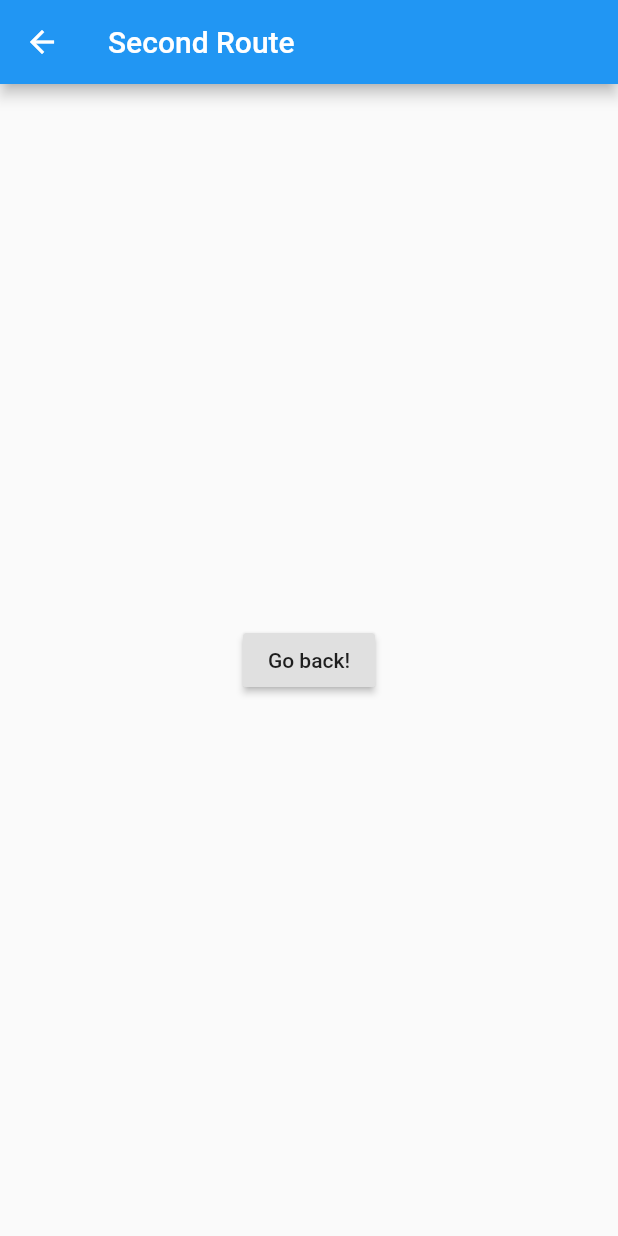
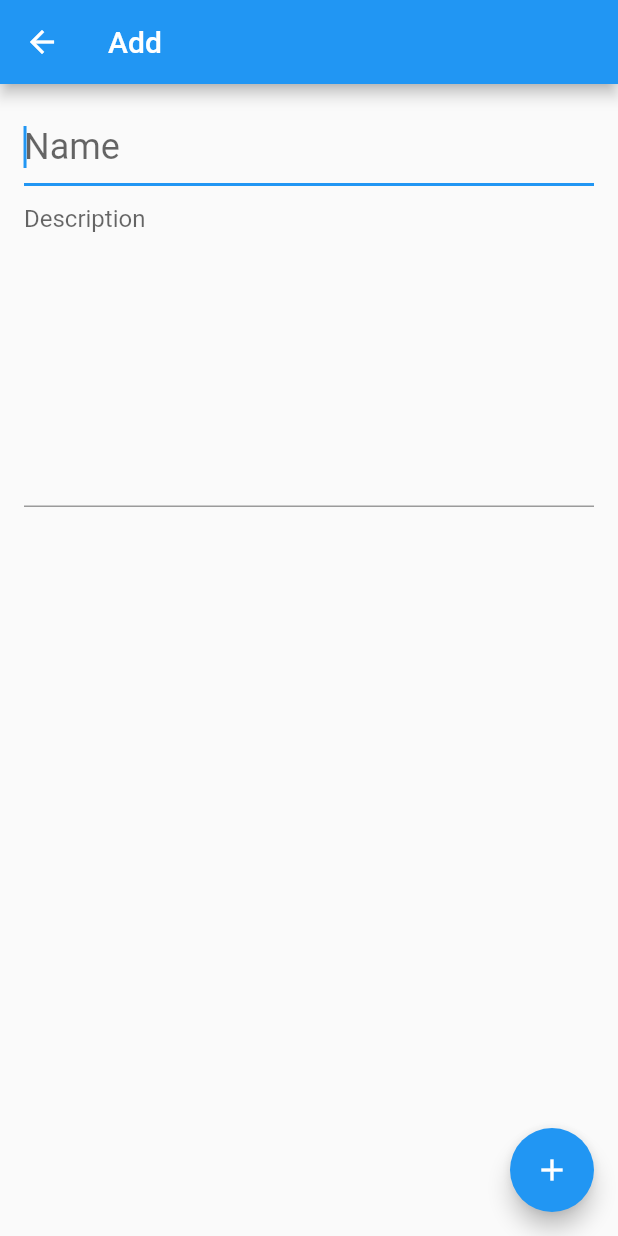
Before and after one commit to tony48787/dbtc, a Flutter app: the AddEditScreen screen opened directly, on a phone screen of 412 x 824 dp. Run offline on Flutter 3.47's test engine with Material 2 defaults, Android fonts, the phone set to English and light mode, and no system bars; our stand-ins replace cloud_firestore; accounts and stored records are empty.

Commit message:
Added add/edit screen

```diff
--- a/lib/screens/add_edit_screen.dart
+++ b/lib/screens/add_edit_screen.dart
@@ -1,21 +1,87 @@
+import 'package:dbtc/models/Task.dart';
 import 'package:flutter/material.dart';
 
-class AddEditScreen extends StatelessWidget {
+typedef OnSaveCallback = Function(String task, String note);
+
+class AddEditScreen extends StatefulWidget {
+  final Task task;
+  bool isEditing;
+
+  AddEditScreen({ this.task }) {
+    isEditing = task != null;
+  }
+
+  @override
+  _AddEditScreenState createState() => _AddEditScreenState();
+
+  void onSave(BuildContext context, String title, String description) {
+    print(title);
+    print(description);
+    Navigator.pop(context);
+  }
+}
+
+class _AddEditScreenState extends State<AddEditScreen> {
+  static final GlobalKey<FormState> _formKey = GlobalKey<FormState>();
+
+  String _title;
+  String _description;
+
+  bool get isEditing => widget.isEditing;
+
   @override
   Widget build(BuildContext context) {
+    final textTheme = Theme.of(context).textTheme;
+
     return Scaffold(
       appBar: AppBar(
-        title: Text("Second Route"),
+        title: Text(
+          isEditing ? "Edit" : "Add",
+        ),
       ),
-      body: Center(
-        child: RaisedButton(
-          onPressed: () {
-            // Navigate back to first route when tapped.
-          },
-          child: Text('Go back!'),
+      body: Padding(
+        padding: EdgeInsets.all(16.0),
+        child: Form(
+          key: _formKey,
+          child: ListView(
+            children: [
+              TextFormField(
+                initialValue: isEditing ? widget.task.title : '',
+                autofocus: !isEditing,
+                style: textTheme.headline,
+                decoration: InputDecoration(
+                  hintText: "Name",
+                ),
+                validator: (val) {
+                  return val.trim().isEmpty
+                      ? "This is required"
+                      : null;
+                },
+                onSaved: (value) => _title = value,
+              ),
+              TextFormField(
+                initialValue: isEditing ? widget.task.description : '',
+                maxLines: 10,
+                style: textTheme.subhead,
+                decoration: InputDecoration(
+                  hintText: "Description",
+                ),
+                onSaved: (value) => _description = value,
+              )
+            ],
+          ),
         ),
+      ),
+      floatingActionButton: FloatingActionButton(
+        tooltip: isEditing ? "Save changes" : "Add task",
+        child: Icon(isEditing ? Icons.check : Icons.add),
+        onPressed: () {
+          if (_formKey.currentState.validate()) {
+            _formKey.currentState.save();
+            widget.onSave(context, _title, _description);
+          }
+        },
       ),
     );
   }
-
 }
```
